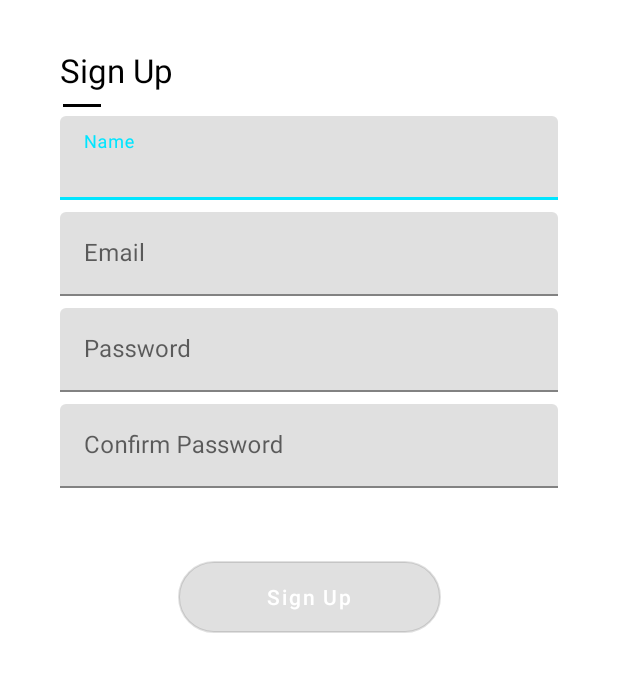
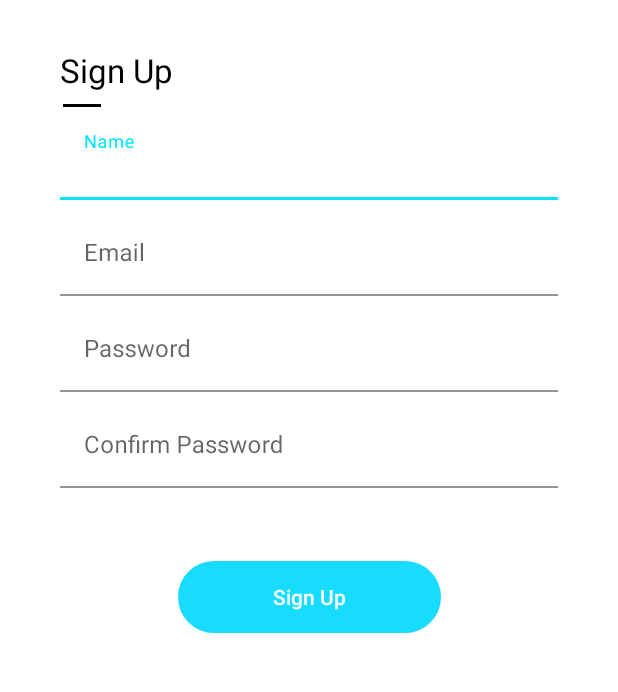
Before and after one commit to hakivin/partimer-client-kotlin, an Android app: the RegisterActivity screen opened directly, with no data from a screen before it, on a phone screen of 412 x 824 dp, the part 289-981 px from its top. Run offline under Robolectric (Android 15) with nearby library versions, the phone set to English and light mode, and no system bars.

Commit message:
fixed pretty much everything

```diff
--- a/app/build.gradle
+++ b/app/build.gradle
@@ -29,7 +29,7 @@ android {
             proguardFiles getDefaultProguardFile('proguard-android-optimize.txt'), 'proguard-rules.pro'
         }
         debug {
-            buildConfigField "String", "BASE_URL", "\"http://192.168.0.109:8000\""
+            buildConfigField "String", "BASE_URL", "\"http://192.168.0.107:8000\""
         }
     }
 }
--- a/app/src/main/java/com/szechuanstudio/partimer/ui/login/LoginActivity.kt
+++ b/app/src/main/java/com/szechuanstudio/partimer/ui/login/LoginActivity.kt
@@ -4,10 +4,10 @@ import android.os.Bundle
 import android.text.Editable
 import android.text.TextWatcher
 import android.view.View
-import android.widget.Button
 import android.widget.EditText
 import android.widget.ProgressBar
 import androidx.appcompat.app.AppCompatActivity
+import androidx.appcompat.widget.AppCompatButton
 import androidx.lifecycle.Observer
 import androidx.lifecycle.ViewModelProvider
 import com.szechuanstudio.partimer.R
@@ -34,7 +34,7 @@ class LoginActivity : AppCompatActivity(), LoginView {
 
         val username = findViewById<EditText>(R.id.username)
         val password = findViewById<EditText>(R.id.password)
-        val login = findViewById<Button>(R.id.login)
+        val login = findViewById<AppCompatButton>(R.id.login)
         val loading = findViewById<ProgressBar>(R.id.loading)
         register_intent.setOnTouchListener { _, _ -> startActivity(intentFor<RegisterActivity>().singleTop())
             true
@@ -83,6 +83,7 @@ class LoginActivity : AppCompatActivity(), LoginView {
             login.setOnClickListener {
                 loading.visibility = View.VISIBLE
                 presenter.login(username.text.toString(), password.text.toString())
+                login.isEnabled = false
             }
         }
     }
@@ -116,6 +117,7 @@ class LoginActivity : AppCompatActivity(), LoginView {
             toast(message)
         }
         loading.visibility = View.GONE
+        login.isEnabled = true
     }
 
     override fun onResume() {
--- a/app/src/main/java/com/szechuanstudio/partimer/ui/main/ui/home/HomeAdapter.kt
+++ b/app/src/main/java/com/szechuanstudio/partimer/ui/main/ui/home/HomeAdapter.kt
@@ -20,6 +20,9 @@ class HomeAdapter(private val jobs : List<Model.Job>) : RecyclerView.Adapter<Hom
             itemView.tv_hotel_name_job.text = job.hotel?.profile?.nama
             itemView.tv_quota_job.text = "${job.kuota!! - job.dikerjakan_count!!} left"
             itemView.tv_position_job.text = job.posisi?.nama_posisi
+            itemView.setOnClickListener {
+
+            }
         }
     }
 
--- /dev/null
+++ b/app/src/main/res/color/bg_chip_state.xml
@@ -0,0 +1,5 @@
+<?xml version="1.0" encoding="utf-8"?>
+<selector xmlns:android="http://schemas.android.com/apk/res/android">
+    <item android:color="@color/colorPrimaryDark" android:state_checked="true" />
+    <item android:color="@color/colorPrimary" />
+</selector>
--- a/app/src/main/res/layout/activity_register.xml
+++ b/app/src/main/res/layout/activity_register.xml
@@ -57,13 +57,14 @@
         android:id="@+id/til_name_register"
         android:theme="@style/TextLabel"
         app:layout_constraintTop_toTopOf="@id/line_register_1">
-        <EditText
+        <androidx.appcompat.widget.AppCompatEditText
             android:id="@+id/name_register"
             android:layout_width="match_parent"
             android:layout_height="wrap_content"
             android:inputType="textPersonName"
             android:hint="@string/prompt_name"
-            android:selectAllOnFocus="true" />
+            android:selectAllOnFocus="true"
+            android:background="@android:color/transparent"/>
     </com.google.android.material.textfield.TextInputLayout>
 
     <com.google.android.material.textfield.TextInputLayout
@@ -77,7 +78,7 @@
         app:layout_constraintStart_toStartOf="parent"
         android:theme="@style/TextLabel"
         app:layout_constraintTop_toBottomOf="@+id/til_name_register">
-        <EditText
+        <androidx.appcompat.widget.AppCompatEditText
             android:id="@+id/email_register"
             android:layout_width="match_parent"
             android:layout_height="wrap_content"
@@ -85,7 +86,8 @@
             android:imeActionLabel="@string/sign_up"
             android:imeOptions="actionDone"
             android:inputType="textEmailAddress"
-            android:selectAllOnFocus="true" />
+            android:selectAllOnFocus="true"
+            android:background="@android:color/transparent"/>
     </com.google.android.material.textfield.TextInputLayout>
 
     <com.google.android.material.textfield.TextInputLayout
@@ -99,7 +101,7 @@
         app:layout_constraintStart_toStartOf="parent"
         android:theme="@style/TextLabel"
         app:layout_constraintTop_toBottomOf="@+id/til_email_register">
-        <EditText
+        <androidx.appcompat.widget.AppCompatEditText
             android:id="@+id/password_register"
             android:layout_width="match_parent"
             android:layout_height="wrap_content"
@@ -107,7 +109,8 @@
             android:imeActionLabel="@string/sign_up"
             android:imeOptions="actionDone"
             android:inputType="textPassword"
-            android:selectAllOnFocus="true" />
+            android:selectAllOnFocus="true"
+            android:background="@android:color/transparent"/>
     </com.google.android.material.textfield.TextInputLayout>
 
     <com.google.android.material.textfield.TextInputLayout
@@ -121,7 +124,7 @@
         app:layout_constraintStart_toStartOf="parent"
         android:theme="@style/TextLabel"
         app:layout_constraintTop_toBottomOf="@+id/til_password_register">
-        <EditText
+        <androidx.appcompat.widget.AppCompatEditText
             android:id="@+id/password_confirm_register"
             android:layout_width="match_parent"
             android:layout_height="wrap_content"
@@ -129,10 +132,11 @@
             android:imeActionLabel="@string/sign_up"
             android:imeOptions="actionDone"
             android:inputType="textPassword"
-            android:selectAllOnFocus="true" />
+            android:selectAllOnFocus="true"
+            android:background="@android:color/transparent"/>
     </com.google.android.material.textfield.TextInputLayout>
 
-    <Button
+    <androidx.appcompat.widget.AppCompatButton
         android:id="@+id/register"
         android:layout_width="175dp"
         android:layout_height="wrap_content"
@@ -150,6 +154,7 @@
         app:layout_constraintStart_toStartOf="parent"
         app:layout_constraintTop_toBottomOf="@+id/til_password_confirmation_register"
         app:layout_constraintVertical_bias="0.2"
+        android:elevation="4dp"
         android:textColor="@android:color/white"/>
 
     <ProgressBar
--- a/app/src/main/res/layout/fragment_home.xml
+++ b/app/src/main/res/layout/fragment_home.xml
@@ -15,9 +15,8 @@
             android:layout_height="wrap_content"
             android:id="@+id/filter_chip_group"
             android:orientation="horizontal"
-            android:layout_marginTop="4dp"
-            android:layout_marginBottom="4dp"
-            app:singleLine="true">
+            app:singleLine="true"
+            app:singleSelection="true">
         </com.google.android.material.chip.ChipGroup>
     </HorizontalScrollView>
 
--- a/app/src/main/res/layout/job_item.xml
+++ b/app/src/main/res/layout/job_item.xml
@@ -7,6 +7,7 @@
     android:layout_marginBottom="16dp"
     android:layout_marginStart="16dp"
     android:layout_marginEnd="16dp"
+    android:foreground="?android:attr/selectableItemBackground"
     xmlns:app="http://schemas.android.com/apk/res-auto">
 
     <androidx.constraintlayout.widget.ConstraintLayout
--- a/app/src/main/res/values/styles.xml
+++ b/app/src/main/res/values/styles.xml
@@ -14,7 +14,7 @@
         <!-- Label color in TRUE state and bar color FALSE and TRUE State -->
         <item name="colorAccent">@android:color/black</item>
         <item name="colorControlNormal">#c5c5c5</item>
-        <item name="colorControlActivated">@android:color/black</item>
+<!--        <item name="colorControlActivated">@android:color/black</item>-->
         <item name="colorControlHighlight">@android:color/black</item>
     </style>
 
--- a/app/src/main/res/xml/network_security_config.xml
+++ b/app/src/main/res/xml/network_security_config.xml
@@ -11,6 +11,9 @@
     </domain-config>
     <domain-config cleartextTrafficPermitted="true">
         <domain includeSubdomains="true">192.168.0.106</domain>
+    </domain-config>
+    <domain-config cleartextTrafficPermitted="true">
+        <domain includeSubdomains="true">192.168.0.107</domain>
     </domain-config>
     <domain-config cleartextTrafficPermitted="true">
         <domain includeSubdomains="true">192.168.0.108</domain>
```
Also changed, not shown: app/src/main/java/com/szechuanstudio/partimer/ui/main/ui/home/HomeFragment.kt (+15 -6 lines), app/src/main/java/com/szechuanstudio/partimer/ui/main/ui/home/HomePresenter.kt (+17 -0 lines), app/src/main/res/layout/activity_login.xml (+6 -3 lines), app/src/main/res/layout/filter_job_chip_item.xml (+6 -3 lines).
